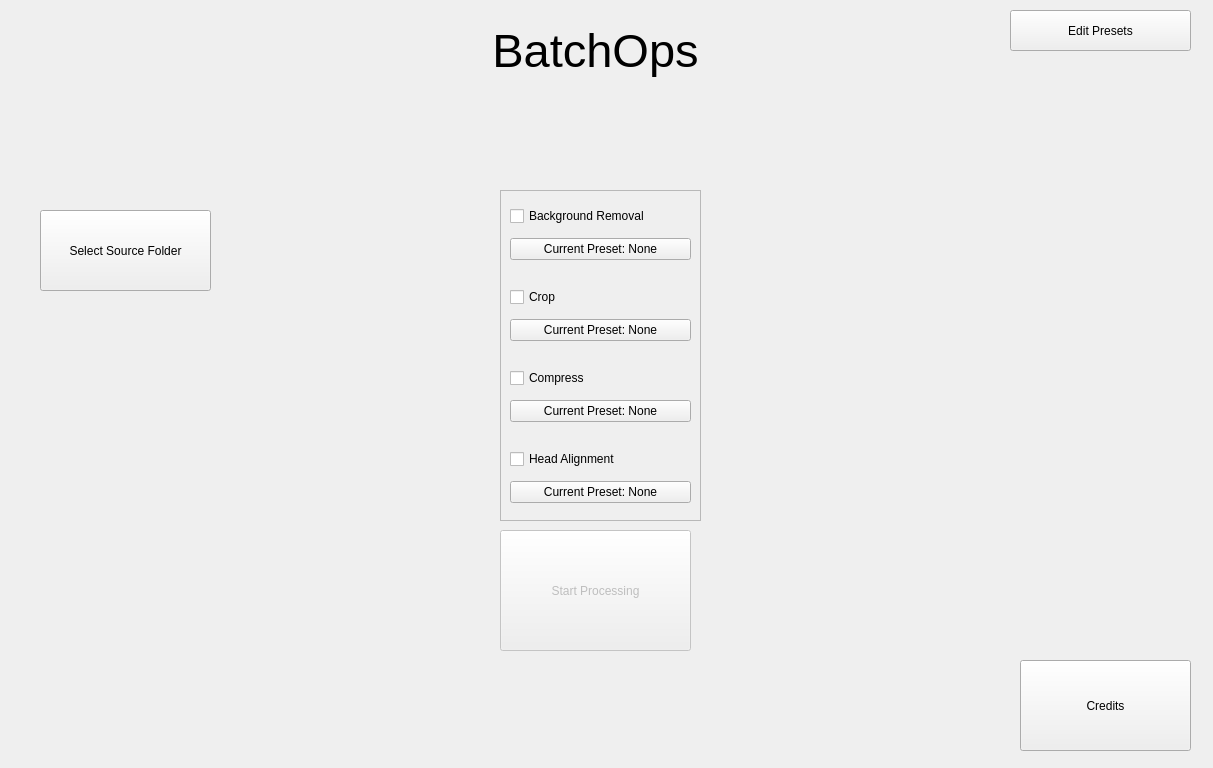
First picture: the form in form.ui, repository frogstarbop/BatchOps, before the edit.
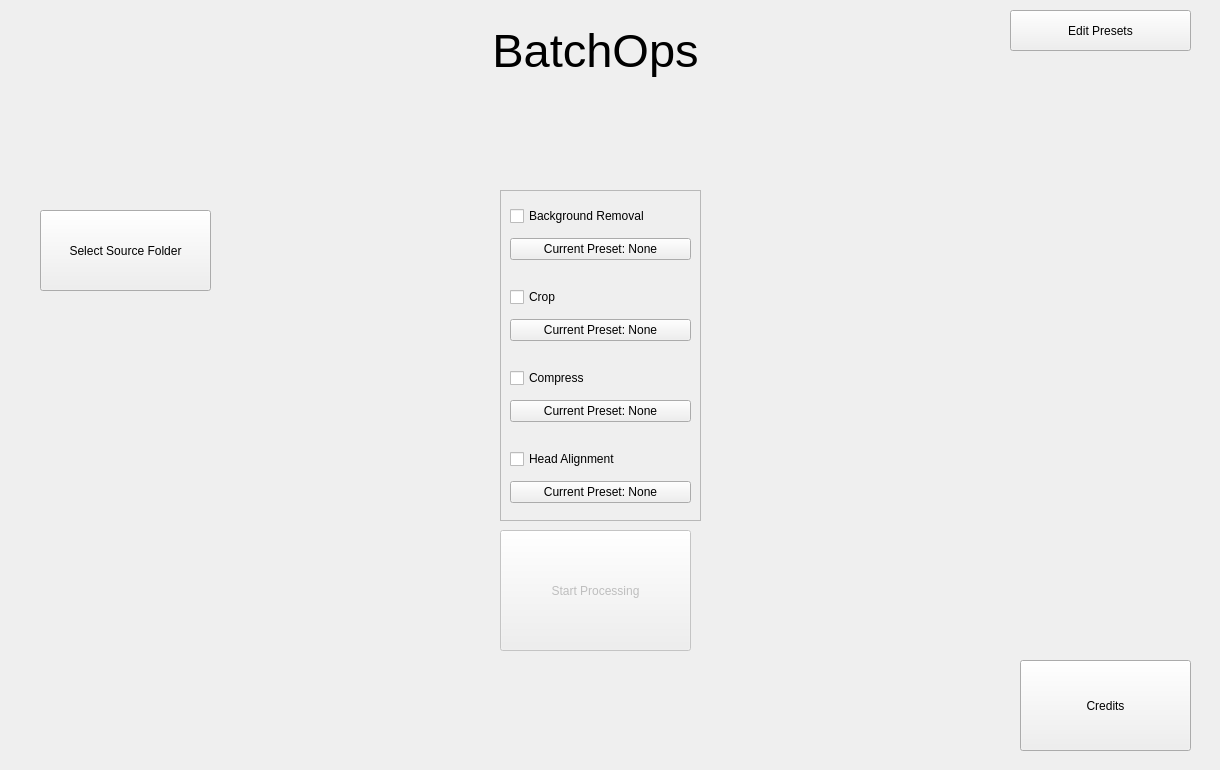
Second picture: the form after the edit. Icons and pictures are not drawn.

Commit message: #2 Several new working UI functions Working transition from main menu to edit presets Layout for edit presets beginning the formation of the inner layout for the list widget in edit presets

Patch:
```diff
--- a/form.ui
+++ b/form.ui
@@ -9,8 +9,8 @@
    <rect>
     <x>0</x>
     <y>0</y>
-    <width>1213</width>
-    <height>768</height>
+    <width>1220</width>
+    <height>770</height>
    </rect>
   </property>
   <property name="windowTitle">
```
The commit also changes 5 other files.
